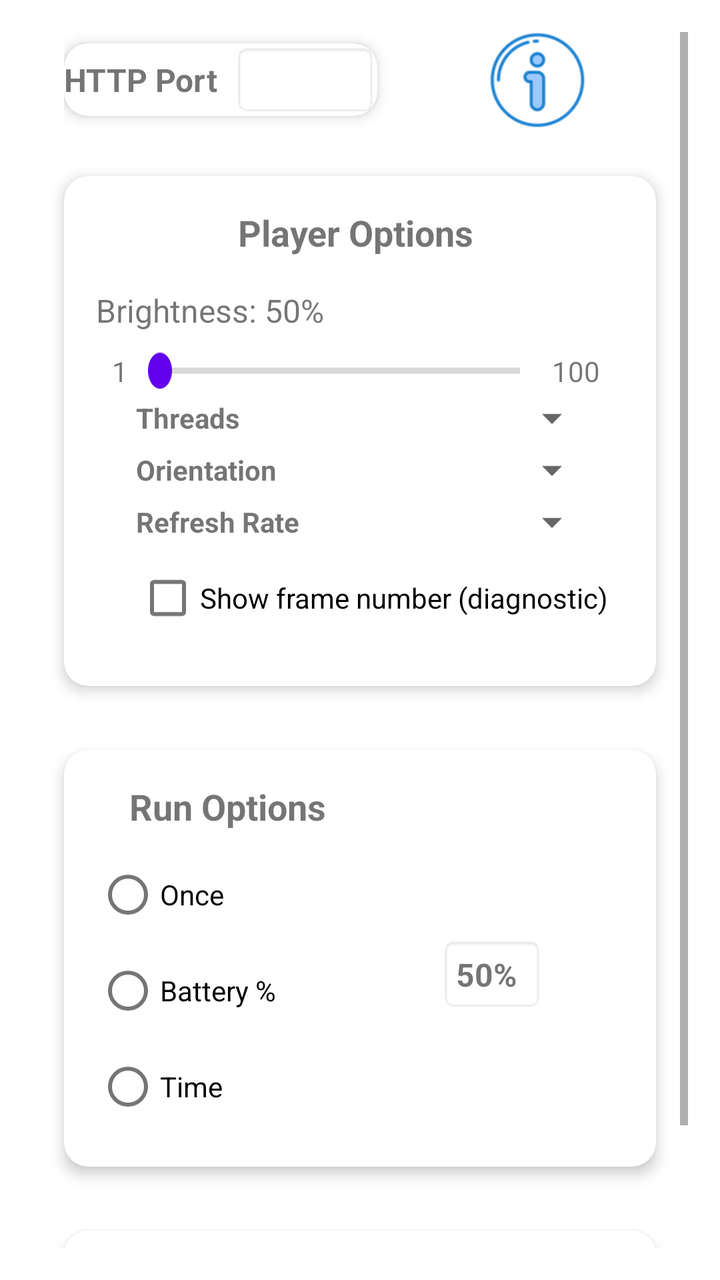
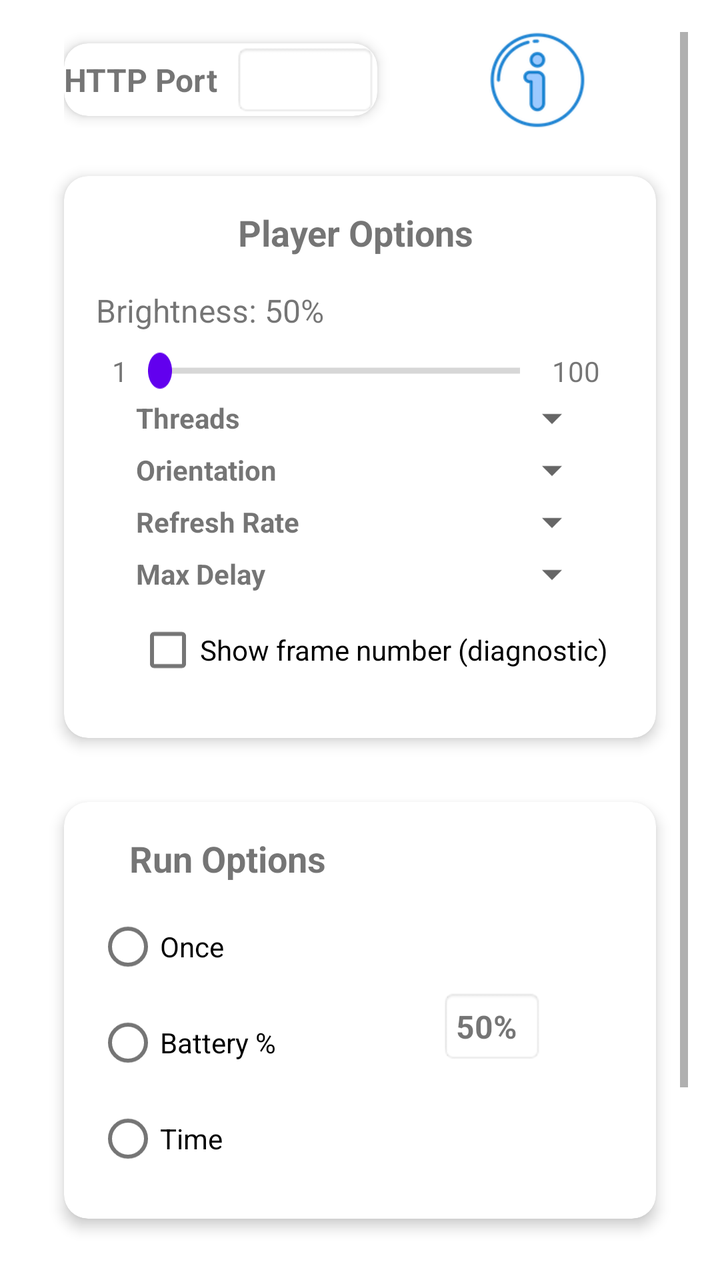

Compare the two renders of this Android layout. The source of the first and the diff that turns it into the second are given below.
<!-- AndroidManifest.xml: fallback theme Theme.MaterialComponents.DayNight.NoActionBar -->
<!-- res/layout/fragment_conditions.xml -->
<?xml version="1.0" encoding="utf-8"?>
<ScrollView xmlns:android="http://schemas.android.com/apk/res/android"
    android:layout_width="match_parent"
    android:layout_height="wrap_content"
    xmlns:app="http://schemas.android.com/apk/res-auto"
    android:padding="16dp">

    
    <LinearLayout
        android:layout_width="match_parent"
        android:layout_height="wrap_content"
        android:orientation="vertical">

        
        <LinearLayout
            android:layout_width="match_parent"
            android:layout_height="wrap_content"
            android:orientation="horizontal"
            android:gravity="center_vertical"
            android:layout_marginBottom="8dp"
            android:paddingStart="16dp"
            android:paddingEnd="16dp">

            
            <androidx.cardview.widget.CardView
                android:layout_width="wrap_content"
                android:layout_height="wrap_content"
                app:cardCornerRadius="12dp"
                app:cardElevation="4dp"
                android:padding="12dp"
                android:layout_marginEnd="16dp">

                <LinearLayout
                    android:layout_width="wrap_content"
                    android:layout_height="wrap_content"
                    android:orientation="horizontal"
                    android:gravity="center_vertical">

                    <TextView
                        android:layout_width="wrap_content"
                        android:layout_height="wrap_content"
                        android:text="HTTP Port"
                        android:textSize="16sp"
                        android:textStyle="bold"
                        android:layout_marginEnd="8dp" />

                    <EditText
                        android:id="@+id/httpPortEditText"
                        android:layout_width="72dp"
                        android:layout_height="wrap_content"
                        android:inputType="number"
                        android:maxLength="5"
                        android:background="@android:drawable/editbox_background"
                        android:padding="6dp" />
                </LinearLayout>
            </androidx.cardview.widget.CardView>

            
            <ImageButton
                android:id="@+id/aboutBtn"
                android:layout_width="48dp"
                android:layout_height="48dp"
                android:layout_marginStart="40dp"
                android:src="@drawable/ic_about"
                android:contentDescription="@string/about_vcat"
                android:scaleType="centerInside"
                android:background="?attr/selectableItemBackgroundBorderless"
                android:clickable="true"
                android:focusable="true"
                app:layout_constraintEnd_toEndOf="parent"
                app:layout_constraintTop_toTopOf="parent"
                app:layout_constraintBottom_toBottomOf="parent"
                android:layout_marginEnd="16dp"/>

        </LinearLayout>




        <androidx.cardview.widget.CardView
            android:layout_width="match_parent"
            android:layout_height="wrap_content"
            android:layout_margin="16dp"
            app:cardCornerRadius="12dp"
            app:cardElevation="4dp"
            android:padding="12dp">

            
            <LinearLayout
                android:id="@+id/brightnessSection"
                android:layout_width="match_parent"
                android:layout_height="wrap_content"
                android:orientation="vertical"
                android:layout_marginTop="16dp"
                android:layout_marginStart="16dp"
                android:layout_marginEnd="20dp"
                android:layout_marginBottom="20dp"
                app:layout_constraintTop_toBottomOf="@id/top_bar"
                app:layout_constraintStart_toStartOf="parent"
                app:layout_constraintEnd_toEndOf="parent">

                <TextView
                    android:id="@+id/playerOptionsLabel"
                    android:layout_width="wrap_content"
                    android:layout_height="wrap_content"
                    android:text="Player Options"
                    android:textSize="18sp"
                    android:textStyle="bold"
                    android:layout_gravity="center_horizontal"
                    android:paddingBottom="8dp"/>

                
                <TextView
                    android:id="@+id/currentBrightnessValue"
                    android:layout_width="wrap_content"
                    android:layout_height="wrap_content"
                    android:text="Brightness: 50%"
                    android:textSize="16sp"
                    android:layout_gravity="left"
                    android:layout_marginTop="8dp"
                    android:layout_marginBottom="10dp"/>

                
                <LinearLayout
                    android:layout_width="match_parent"
                    android:layout_height="wrap_content"
                    android:orientation="horizontal"
                    android:gravity="center_vertical">

                    
                    <TextView
                        android:layout_width="wrap_content"
                        android:layout_height="wrap_content"
                        android:text="1"
                        android:textSize="14sp"
                        android:layout_marginStart="8dp" />

                    
                    <SeekBar
                        android:id="@+id/brightnessSeekBar"
                        android:layout_width="match_parent"
                        android:layout_height="wrap_content"
                        android:layout_weight="1"
                        android:max="99"
                        android:thumbTint="#FF6200EE"
                        android:scaleY="1.5"
                        android:progressTint="#FF6200EE" />

                    
                    <TextView
                        android:layout_width="wrap_content"
                        android:layout_height="wrap_content"
                        android:text="100"
                        android:textSize="14sp"
                        android:layout_marginEnd="8dp" />
                </LinearLayout>

                
                <LinearLayout
                    android:layout_width="match_parent"
                    android:layout_height="wrap_content"
                    android:orientation="horizontal"
                    android:gravity="center_vertical"
                    android:layout_marginTop="2dp"
                    android:layout_marginStart="8dp"
                    android:layout_marginEnd="8dp"
                    android:layout_marginBottom="0dp">

                    <TextView
                        android:layout_width="wrap_content"
                        android:layout_height="wrap_content"
                        android:text="Threads"
                        android:textSize="14sp"
                        android:textStyle="bold"
                        android:layout_marginStart="12dp"
                        android:layout_marginEnd="12dp"/>

                    <Spinner
                        android:id="@+id/threadsDropdown"
                        android:layout_width="0dp"
                        android:layout_height="wrap_content"
                        android:layout_weight="1"
                        android:spinnerMode="dropdown"/>
                </LinearLayout>

                
                <LinearLayout
                    android:layout_width="match_parent"
                    android:layout_height="wrap_content"
                    android:orientation="horizontal"
                    android:gravity="center_vertical"
                    android:layout_marginTop="2dp"
                    android:layout_marginStart="8dp"
                    android:layout_marginEnd="8dp"
                    android:layout_marginBottom="0dp">

                    <TextView
                        android:layout_width="wrap_content"
                        android:layout_height="wrap_content"
                        android:text="Orientation"
                        android:textSize="14sp"
                        android:textStyle="bold"
                        android:layout_marginStart="12dp"
                        android:layout_marginEnd="12dp"/>

                    <Spinner
                        android:id="@+id/videoOrientationDropdown"
                        android:layout_width="0dp"
                        android:layout_height="wrap_content"
                        android:layout_weight="1"
                        android:spinnerMode="dropdown"/>
                </LinearLayout>

                
                <LinearLayout
                    android:layout_width="match_parent"
                    android:layout_height="wrap_content"
                    android:orientation="horizontal"
                    android:gravity="center_vertical"
                    android:layout_marginTop="2dp"
                    android:layout_marginStart="8dp"
                    android:layout_marginEnd="8dp"
                    android:layout_marginBottom="0dp">

                    <TextView
                        android:layout_width="wrap_content"
                        android:layout_height="wrap_content"
                        android:text="Refresh Rate"
                        android:textSize="14sp"
                        android:textStyle="bold"
                        android:layout_marginStart="12dp"
                        android:layout_marginEnd="12dp"/>

                    <Spinner
                        android:id="@+id/displayRefreshDropdown"
                        android:layout_width="0dp"
                        android:layout_height="wrap_content"
                        android:layout_weight="1"
                        android:spinnerMode="dropdown"/>
                </LinearLayout>

                
                <CheckBox
                    android:id="@+id/frameNumberCheck"
                    android:layout_width="match_parent"
                    android:layout_height="wrap_content"
                    android:layout_marginStart="20dp"
                    android:layout_marginTop="2dp"
                    android:text="@string/show_frame_number"
                    android:textSize="14sp"/>

            </LinearLayout>
        </androidx.cardview.widget.CardView>


        <androidx.cardview.widget.CardView
            android:layout_width="match_parent"
            android:layout_height="wrap_content"
            android:layout_margin="16dp"
            app:cardCornerRadius="12dp"
            app:cardElevation="4dp"
            android:padding="12dp">

            
            <androidx.constraintlayout.widget.ConstraintLayout
                android:layout_width="match_parent"
                android:layout_height="wrap_content"
                android:padding="16dp">

                
                <LinearLayout
                    android:id="@+id/leftContainer"
                    android:layout_width="0dp"
                    android:layout_height="wrap_content"
                    android:orientation="vertical"
                    app:layout_constraintStart_toStartOf="parent"
                    app:layout_constraintTop_toTopOf="parent"
                    app:layout_constraintBottom_toBottomOf="parent"
                    app:layout_constraintEnd_toStartOf="@id/rightContainer"
                    app:layout_constraintHorizontal_weight="1">

                    <TextView
                        android:id="@+id/runOptionsLabel"
                        android:layout_width="wrap_content"
                        android:layout_height="wrap_content"
                        android:text="Run Options"
                        android:textSize="18sp"
                        android:textStyle="bold"
                        android:layout_gravity="center_horizontal"
                        android:paddingBottom="8dp"/>

                    <RadioGroup
                        android:id="@+id/radioGroup"
                        android:layout_width="wrap_content"
                        android:layout_height="wrap_content"
                        android:orientation="vertical">

                        <RadioButton
                            android:id="@+id/radioOnce"
                            android:layout_width="wrap_content"
                            android:layout_height="wrap_content"
                            android:text="Once" />

                        <RadioButton
                            android:id="@+id/radioUntilBattery"
                            android:layout_width="wrap_content"
                            android:layout_height="wrap_content"
                            android:text="Battery %" />

                        <RadioButton
                            android:id="@+id/radioUntilTime"
                            android:layout_width="wrap_content"
                            android:layout_height="wrap_content"
                            android:text="Time" />
                    </RadioGroup>
                </LinearLayout>

                
                <LinearLayout
                    android:id="@+id/rightContainer"
                    android:layout_width="0dp"
                    android:layout_height="wrap_content"
                    android:orientation="vertical"
                    android:gravity="center_horizontal"
                    app:layout_constraintEnd_toEndOf="parent"
                    app:layout_constraintTop_toTopOf="parent"
                    app:layout_constraintBottom_toBottomOf="parent"
                    app:layout_constraintStart_toEndOf="@id/leftContainer"
                    app:layout_constraintHorizontal_weight="1">

                    <TextView
                        android:id="@+id/batteryPickerText"
                        android:layout_width="wrap_content"
                        android:layout_height="wrap_content"
                        android:text="50%"
                        android:textSize="16sp"
                        android:textStyle="bold"
                        android:layout_marginTop="16dp"
                        android:background="@android:drawable/editbox_background"
                        android:padding="8dp"
                        android:clickable="true"
                        android:focusable="true"/>

                    
                    <TextView
                        android:id="@+id/durationPickerText"
                        android:layout_width="wrap_content"
                        android:layout_height="wrap_content"
                        android:text="Select Duration (HH:MM)"
                        android:textSize="16sp"
                        android:textStyle="bold"
                        android:layout_marginTop="16dp"
                        android:visibility="gone"
                        android:background="@android:drawable/editbox_background"
                        android:padding="8dp"
                        android:clickable="true"
                        android:focusable="true"/>
                </LinearLayout>
            </androidx.constraintlayout.widget.ConstraintLayout>
        </androidx.cardview.widget.CardView>

        
        <androidx.cardview.widget.CardView
            android:layout_width="match_parent"
            android:layout_height="wrap_content"
            android:layout_margin="16dp"
            app:cardCornerRadius="12dp"
            app:cardElevation="4dp"
            android:padding="16dp">

            <LinearLayout
                android:layout_width="match_parent"
                android:layout_height="wrap_content"
                android:orientation="vertical"
                android:padding="12dp">

                
                <TextView
                    android:id="@+id/decoderConfigLabel"
                    android:layout_width="wrap_content"
                    android:layout_height="wrap_content"
                    android:text="Decoder Configuration"
                    android:textSize="18sp"
                    android:textStyle="bold"
                    android:textColor="#000000"
                    android:background="@android:color/transparent"
                    android:padding="8dp"
                    android:elevation="4dp"
                    android:layout_gravity="center_horizontal"/>

                
                <LinearLayout
                    android:id="@+id/dynamicDecoderContainer"
                    android:layout_width="match_parent"
                    android:layout_height="wrap_content"
                    android:orientation="vertical"
                    android:paddingTop="8dp"
                    android:paddingBottom="8dp"/>
            </LinearLayout>
        </androidx.cardview.widget.CardView>


    </LinearLayout> 
</ScrollView>
<!-- resources referenced by this layout -->
<resources>
  <!-- drawable ic_about: png bitmap (drawable, 11226 bytes) -->
  <string name="about_vcat">About vcat-d</string>
  <string name="show_frame_number">Show frame number (diagnostic)</string>
</resources>

<!-- the commit's change to res/layout/fragment_conditions.xml (unified diff, before → after) -->
@@ -240,6 +240,34 @@
                 </LinearLayout>
 
                 
+                <LinearLayout
+                    android:layout_width="match_parent"
+                    android:layout_height="wrap_content"
+                    android:orientation="horizontal"
+                    android:gravity="center_vertical"
+                    android:layout_marginTop="2dp"
+                    android:layout_marginStart="8dp"
+                    android:layout_marginEnd="8dp"
+                    android:layout_marginBottom="0dp">
+
+                    <TextView
+                        android:layout_width="wrap_content"
+                        android:layout_height="wrap_content"
+                        android:text="@string/max_frame_delay"
+                        android:textSize="14sp"
+                        android:textStyle="bold"
+                        android:layout_marginStart="12dp"
+                        android:layout_marginEnd="12dp"/>
+
+                    <Spinner
+                        android:id="@+id/maxFrameDelayDropdown"
+                        android:layout_width="0dp"
+                        android:layout_height="wrap_content"
+                        android:layout_weight="1"
+                        android:spinnerMode="dropdown"/>
+                </LinearLayout>
+
+                
                 <CheckBox
                     android:id="@+id/frameNumberCheck"
                     android:layout_width="match_parent"
<!-- resource entries referenced after the edit -->
@@ -2,6 +2,7 @@
 <resources>
   <!-- drawable ic_about: png bitmap (drawable, 11226 bytes) -->
   <string name="about_vcat">About vcat-d</string>
+  <string name="max_frame_delay">Max Delay</string>
   <string name="show_frame_number">Show frame number (diagnostic)</string>
 </resources>
 
